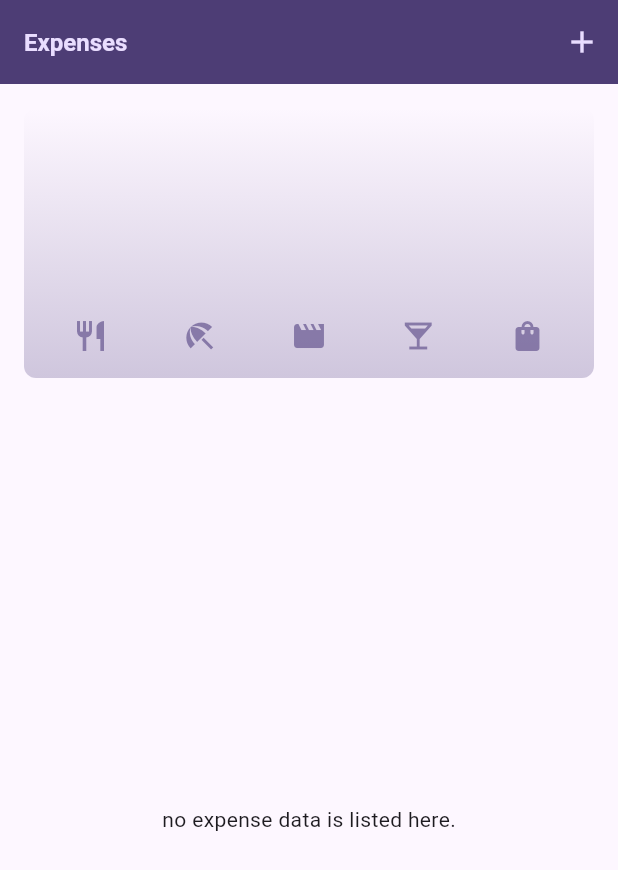
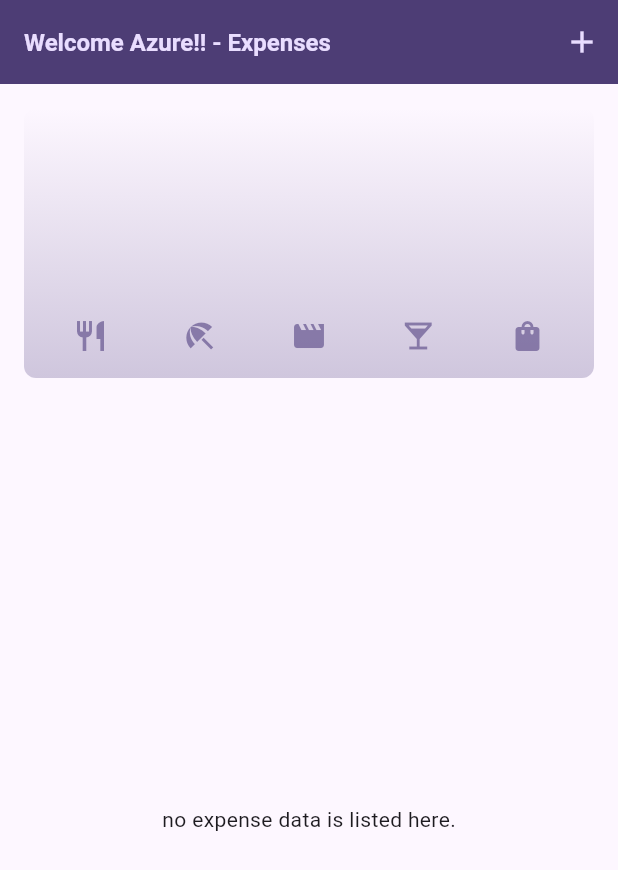
Before and after one commit to Dhanush3540/expense-tracker-app, a Flutter app: the screen it shows after launch, on a phone screen of 412 x 824 dp. Shown: the top 870 px of the screen. Run offline on Flutter 3.47's test engine with Material 3 defaults, Android fonts, the phone set to English and light mode, and no system bars.

Commit message:
new change

```diff
--- a/lib/expense.dart
+++ b/lib/expense.dart
@@ -63,7 +63,7 @@ class _ExpensesState extends State<Expenses> {
     }
     return Scaffold(
       appBar: AppBar(
-        title: const Text('Expenses'),
+        title: const Text('Welcome Azure!! - Expenses'),
         actions: [
           IconButton(onPressed: _addExpenseData, icon: Icon(Icons.add)),
         ],
```
